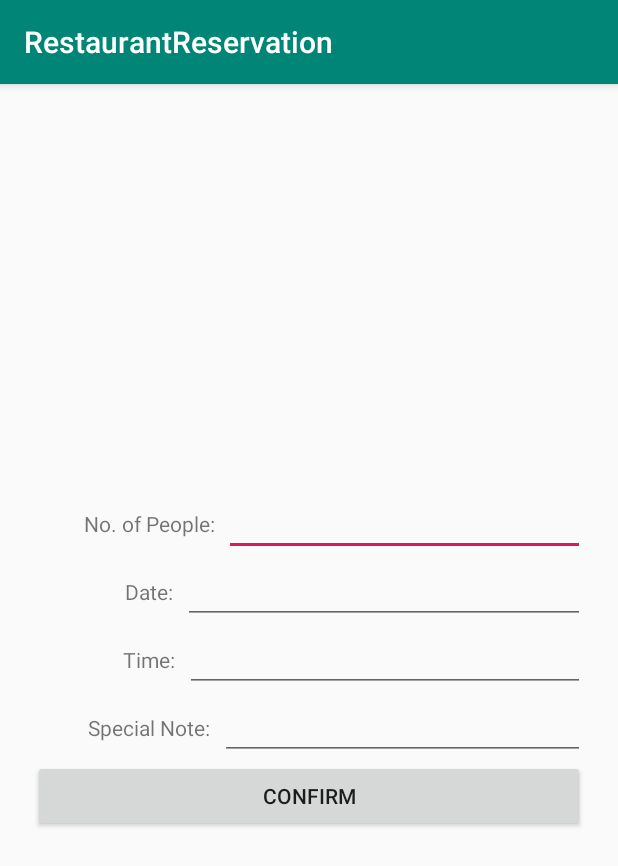
After one commit to pruthvi/Restaurant_Reservation_Android_App, an Android app: the MakeRegistrationActivity screen opened directly, with no data from a screen before it, on a phone screen of 412 x 824 dp. The commit adds this screen. Shown: the top 866 px of the screen. Run offline under Robolectric (Android 15) with nearby library versions, the phone set to English and light mode, and no system bars.

Commit message:
Implemented Reservation Activity
#TODO
1. ViewRegistrationActivity = Should display confirmation message when you succesfully reserved a table
2. MakeRegistrationActivity = Check with the db for time conflicting

```diff
--- a/RestaurantReservation/app/src/main/java/com/restaurantreservation/AuthenticationActivity.java
+++ b/RestaurantReservation/app/src/main/java/com/restaurantreservation/AuthenticationActivity.java
@@ -43,8 +43,7 @@ public class AuthenticationActivity extends AppCompatActivity implements KeyEven
             textCode[i].addTextChangedListener(new OnEnterCodeListener(textCode[i + 1]));
         }
 
-        // TODO change MainActivity.class to Reservation Page
-        textCode[textCode.length - 1].addTextChangedListener(new OnFinishInputCodeListener(this, new Intent(AuthenticationActivity.this, MainActivity.class)));
+        textCode[textCode.length - 1].addTextChangedListener(new OnFinishInputCodeListener(this, new Intent(AuthenticationActivity.this, ReservationActivity.class)));
     }
 
     public static String GenerateCode(int digits){
--- a/RestaurantReservation/app/src/main/java/com/restaurantreservation/LoginActivity.java
+++ b/RestaurantReservation/app/src/main/java/com/restaurantreservation/LoginActivity.java
@@ -17,7 +17,7 @@ public class LoginActivity extends AppCompatActivity {
     // Table Creator String
     private static final String tableCreatorString[] =
             { "CREATE TABLE tbl_account (phoneNumber INTEGER PRIMARY KEY, password TEXT NOT NULL, firstName TEXT NOT NULL, lastName TEXT NOT NULL);",
-                    "CREATE TABLE tbl_reservation (phoneNumber INTEGER, tableId INTEGER PRIMARY KEY, numberOfGuest INTEGER, arrivalTime TEXT, notes TEXT, FOREIGN KEY(phoneNumber) REFERENCES tbl_account(phoneNumber));",
+                    "CREATE TABLE tbl_reservation (phoneNumber INTEGER, tableId INTEGER PRIMARY KEY, numberOfGuest INTEGER, reservationDate INTEGER,arrivalTime TEXT, notes TEXT, FOREIGN KEY(phoneNumber) REFERENCES tbl_account(phoneNumber));",
                     "CREATE TABLE tbl_authentication (phoneNumber INTEGER, code TEXT, expiryTime TEXT, FOREIGN KEY(phoneNumber) REFERENCES tbl_account(phoneNumber));"};
 
     @Override
@@ -53,8 +53,7 @@ public class LoginActivity extends AppCompatActivity {
                 editor.apply();
             }
             else {
-                // TODO change MainActivity.class to Reservation Page
-                intent = new Intent(this, MainActivity.class);
+                intent = new Intent(this, ReservationActivity.class);
             }
             if(intent != null){
                 startActivity(intent);
--- /dev/null
+++ b/RestaurantReservation/app/src/main/java/com/restaurantreservation/MakeRegistrationActivity.java
@@ -0,0 +1,66 @@
+package com.restaurantreservation;
+
+import android.content.ContentValues;
+import android.content.SharedPreferences;
+import android.support.v7.app.AppCompatActivity;
+import android.os.Bundle;
+import android.view.View;
+import android.widget.EditText;
+import android.widget.Toast;
+
+public class MakeRegistrationActivity extends AppCompatActivity {
+
+    DatabaseManager dbManager;
+    EditText[] registrationForm;
+    private SharedPreferences userInfoPref;
+    String phoneNumber;
+
+    @Override
+    protected void onCreate(Bundle savedInstanceState) {
+        super.onCreate(savedInstanceState);
+        setContentView(R.layout.activity_makeregistration);
+
+        dbManager = LoginActivity.dbManager;
+        userInfoPref = getSharedPreferences("userInfo", MODE_PRIVATE);
+
+        phoneNumber = userInfoPref.getString("phoneNumber", "");
+        registrationForm = new EditText[]{
+                findViewById(R.id.txtPeople),
+                findViewById(R.id.txtDate),
+                findViewById(R.id.txtTime),
+                findViewById(R.id.txtSpecialNote)
+        };
+    }
+
+    public void onClickMakeRegistration(View view) {
+        // Loop through each required field, request focus if no filled
+        for (int i = 0; i < registrationForm.length; i++) {
+            if (registrationForm[i].getText().length() == 0) {
+                Toast.makeText(this, registrationForm[i].getHint() + "is required.",
+                        Toast.LENGTH_SHORT).show();
+                registrationForm[i].requestFocus();
+                return;
+            }
+        }
+
+        // Check if Reservation already Exists
+//        String date = registrationForm[1].getText().toString();
+//        String time = registrationForm[2].getText().toString();
+
+        String noOfPeople = registrationForm[0].getText().toString();
+        String registrationDate = registrationForm[1].getText().toString();
+        String arrivalTime = registrationForm[2].getText().toString();
+        String specialNote = registrationForm[3].getText().toString();
+
+        String[] personalInfoFields = {"phoneNumber", "numberOfGuest", "reservationDate", "arrivalTime", "notes"};
+        String[] personalInfoRecords = {phoneNumber, noOfPeople, registrationDate, arrivalTime, specialNote};
+
+        long id = dbManager.addRecord(new ContentValues(), "tbl_reservation", personalInfoFields, personalInfoRecords);
+
+        if (id > -1) {
+            Toast.makeText(this, phoneNumber + "reserved a table", Toast.LENGTH_LONG).show();
+        } else {
+            Toast.makeText(this, "Unable to register.", Toast.LENGTH_SHORT).show();
+        }
+    }
+}
--- /dev/null
+++ b/RestaurantReservation/app/src/main/res/layout/activity_makeregistration.xml
@@ -0,0 +1,124 @@
+<?xml version="1.0" encoding="utf-8"?>
+<LinearLayout xmlns:android="http://schemas.android.com/apk/res/android"
+    xmlns:app="http://schemas.android.com/apk/res-auto"
+    xmlns:tools="http://schemas.android.com/tools"
+    android:layout_width="match_parent"
+    android:layout_height="match_parent"
+    tools:context=".MakeRegistrationActivity"
+    android:gravity="center"
+    android:layout_margin="@dimen/containerMargin">
+
+    <LinearLayout
+        android:layout_width="match_parent"
+        android:layout_height="wrap_content"
+        android:orientation="vertical">
+
+        <LinearLayout
+            android:layout_width="match_parent"
+            android:layout_height="match_parent"
+            android:orientation="horizontal">
+
+            <TextView
+                android:id="@+id/NoOfPeople"
+                android:layout_width="wrap_content"
+                android:layout_height="wrap_content"
+                android:layout_weight="1"
+                android:text="@string/no_of_people"
+                style="@style/LabelControlTheme"/>
+
+            <EditText
+                android:id="@+id/txtPeople"
+                android:layout_width="wrap_content"
+                android:layout_height="wrap_content"
+                android:layout_weight="1"
+                android:ems="10"
+                android:inputType="time"/>
+
+        </LinearLayout>
+
+        <LinearLayout
+            android:layout_width="match_parent"
+            android:layout_height="wrap_content"
+            android:orientation="horizontal">
+
+            <TextView
+                android:id="@+id/Date"
+                android:layout_width="wrap_content"
+                android:layout_height="wrap_content"
+                android:layout_weight="1"
+                android:text="@string/date"
+                style="@style/LabelControlTheme"/>
+
+            <EditText
+                android:id="@+id/txtDate"
+                android:layout_width="wrap_content"
+                android:layout_height="wrap_content"
+                android:layout_weight="1"
+                android:ems="10"
+                android:inputType="number"/>
+        </LinearLayout>
+
+        <LinearLayout
+            android:layout_width="match_parent"
+            android:layout_height="match_parent"
+            android:orientation="horizontal">
+
+            <TextView
+                android:id="@+id/Time"
+                android:layout_width="wrap_content"
+                android:layout_height="wrap_content"
+                android:layout_weight="1"
+                android:text="Time:"
+                style="@style/LabelControlTheme"/>
+
+            <EditText
+                android:id="@+id/txtTime"
+                android:layout_width="wrap_content"
+                android:layout_height="wrap_content"
+                android:layout_weight="1"
+                android:ems="10"
+                android:inputType="time" />
+        </LinearLayout>
+
+        <LinearLayout
+            android:layout_width="match_parent"
+            android:layout_height="match_parent"
+            android:orientation="horizontal">
+
+            <TextView
+                android:id="@+id/Note"
+                android:layout_width="wrap_content"
+                android:layout_height="wrap_content"
+                android:layout_weight="1"
+                android:text="@string/special_note"
+                style="@style/LabelControlTheme"/>
+
+            <EditText
+                android:id="@+id/txtSpecialNote"
+                android:layout_width="wrap_content"
+                android:layout_height="wrap_content"
+                android:layout_weight="1"
+                android:ems="10"
+                android:inputType="textMultiLine" />
+        </LinearLayout>
+
+        <LinearLayout
+            android:layout_width="match_parent"
+            android:layout_height="match_parent"
+            android:orientation="horizontal"
+            >
+
+            <Button
+                android:id="@+id/btnConfirm"
+                android:layout_width="wrap_content"
+                android:layout_height="wrap_content"
+                android:layout_weight="1"
+                android:text="@string/confirm"
+                android:onClick="onClickMakeRegistration"/>
+        </LinearLayout>
+
+
+    </LinearLayout>
+
+
+</LinearLayout>
--- a/RestaurantReservation/app/src/main/res/values/strings.xml
+++ b/RestaurantReservation/app/src/main/res/values/strings.xml
@@ -18,4 +18,10 @@
     <string name="labelLastName">Last Name: </string>
     <string name="btnRegister">Register</string>
     <string name="btnLogin">Login</string>
+    <string name="my_registration">My Registration</string>
+    <string name="make_registration">Make Registration</string>
+    <string name="no_of_people">No. of People:</string>
+    <string name="date">Date:</string>
+    <string name="special_note">Special Note:</string>
+    <string name="confirm">Confirm</string>
 </resources>
```
Also changed, not shown: RestaurantReservation/app/src/main/AndroidManifest.xml (+6 -3 lines), RestaurantReservation/app/src/main/java/com/restaurantreservation/DatabaseManager.java (+14 -0 lines), RestaurantReservation/app/src/main/java/com/restaurantreservation/ReservationActivity.java (added, +24 -0 lines), RestaurantReservation/app/src/main/java/com/restaurantreservation/ViewRegistration.java (added, +13 -0 lines), RestaurantReservation/app/src/main/res/layout/activity_reservation.xml (added, +45 -0 lines), RestaurantReservation/app/src/main/res/layout/activity_viewregistration.xml (added, +12 -0 lines).
